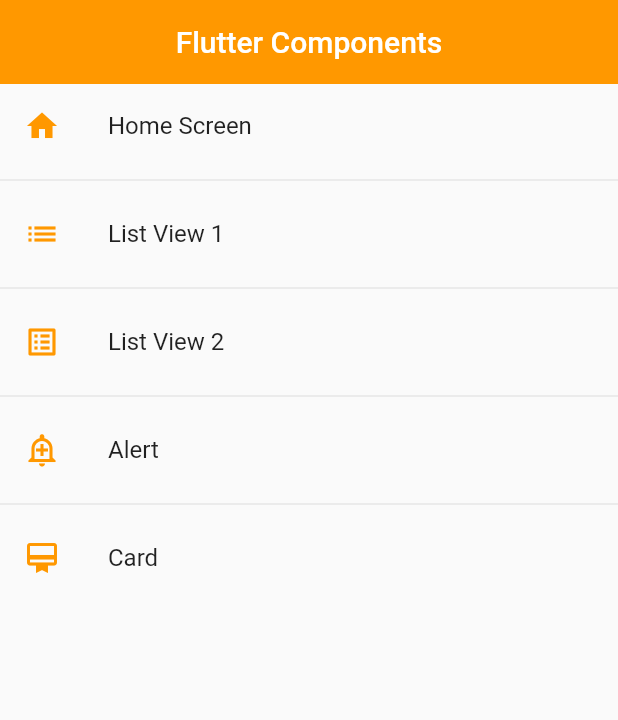
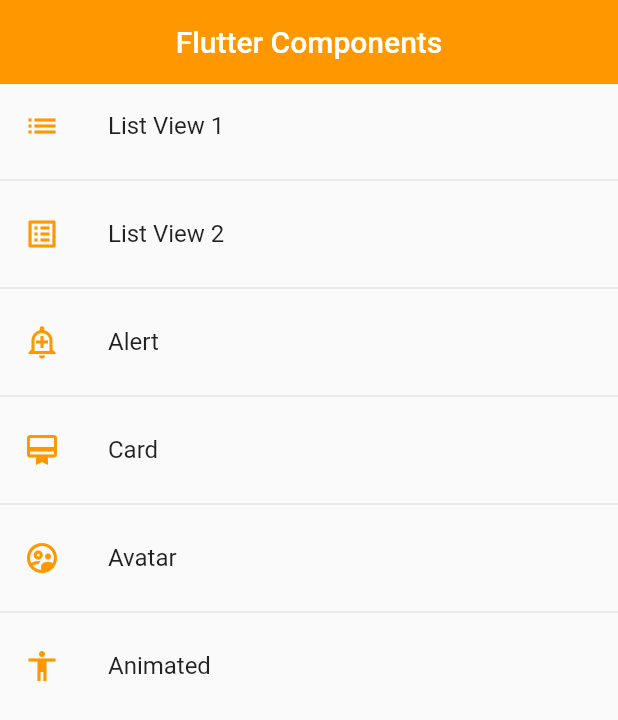
Before and after one commit to LuisRG98/widgets, a Flutter app: the screen it shows after launch, on a phone screen of 412 x 824 dp. Shown: the top 720 px of the screen. Run offline on Flutter 3.47's test engine with Material 2 defaults, Android fonts, the phone set to English and light mode, and no system bars.

Commit message:
build animated container with animation

```diff
--- a/lib/router/app_routes.dart
+++ b/lib/router/app_routes.dart
@@ -7,12 +7,12 @@ class AppRoutes {
   static const initialRoute = 'home';
 
   static final menuOptions = <MenuOption>[
-    MenuOption(
-      route: 'home',
-      icon: Icons.home,
-      name: 'Home Screen',
-      screen: const HomeScreen(),
-    ),
+    // MenuOption(
+    //   route: 'home',
+    //   icon: Icons.home,
+    //   name: 'Home Screen',
+    //   screen: const HomeScreen(),
+    // ),
     MenuOption(
       route: 'listview1',
       icon: Icons.list,
@@ -37,10 +37,23 @@ class AppRoutes {
       name: 'Card',
       screen: const CardScreen(),
     ),
+    MenuOption(
+      route: 'avatar',
+      icon: Icons.supervised_user_circle_outlined,
+      name: 'Avatar',
+      screen: const AvatarScreen(),
+    ),
+    MenuOption(
+      route: 'animated',
+      icon: Icons.accessibility_sharp,
+      name: 'Animated',
+      screen: const AnimatedScreen(),
+    ),
   ];
 
   static Map<String, Widget Function(BuildContext)> getAppRoutes() {
     Map<String, Widget Function(BuildContext)> appRoutes = {};
+    appRoutes.addAll({'home': (BuildContext context) => const HomeScreen()});
     for (final option in menuOptions) {
       appRoutes.addAll({option.route: (BuildContext context) => option.screen});
     }
--- a/lib/screens/screens.dart
+++ b/lib/screens/screens.dart
@@ -3,3 +3,5 @@ export 'package:widgets/screens/listview1_screen.dart';
 export 'package:widgets/screens/listview2_screen.dart';
 export 'package:widgets/screens/alert_screen.dart';
 export 'package:widgets/screens/card_screen.dart';
+export 'package:widgets/screens/avatar_screen.dart';
+export 'package:widgets/screens/animated_screen.dart';
```
Also changed, not shown: lib/screens/animated_screen.dart (added, +53 -0 lines), lib/screens/avatar_screen.dart (added, +29 -0 lines).
